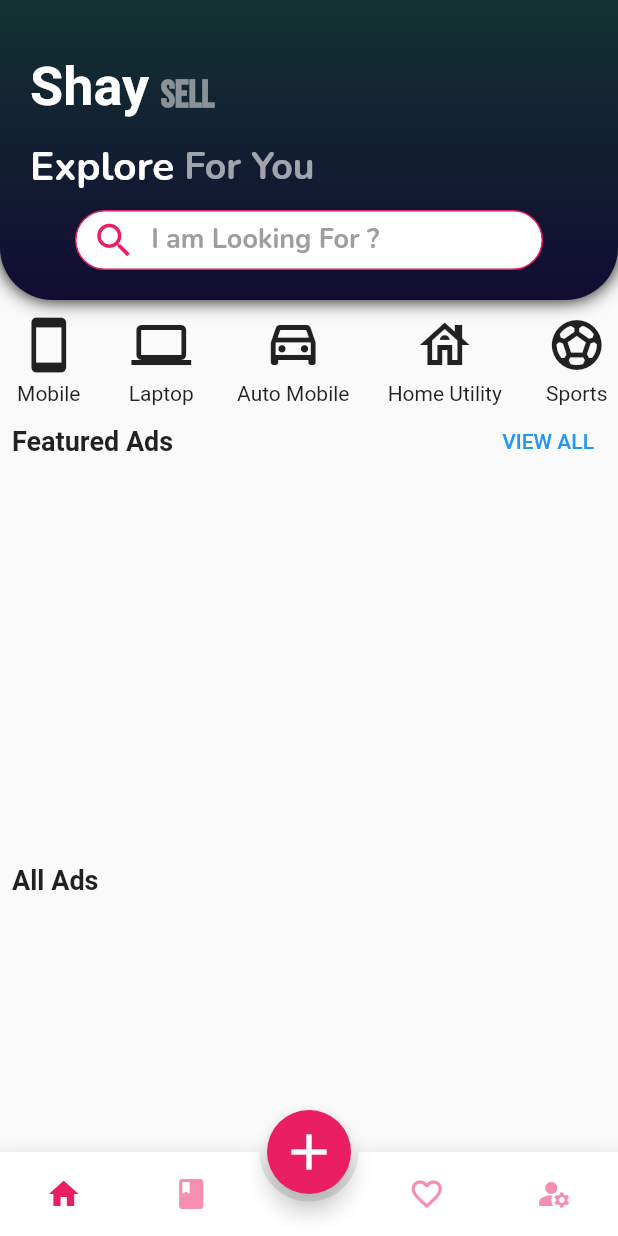
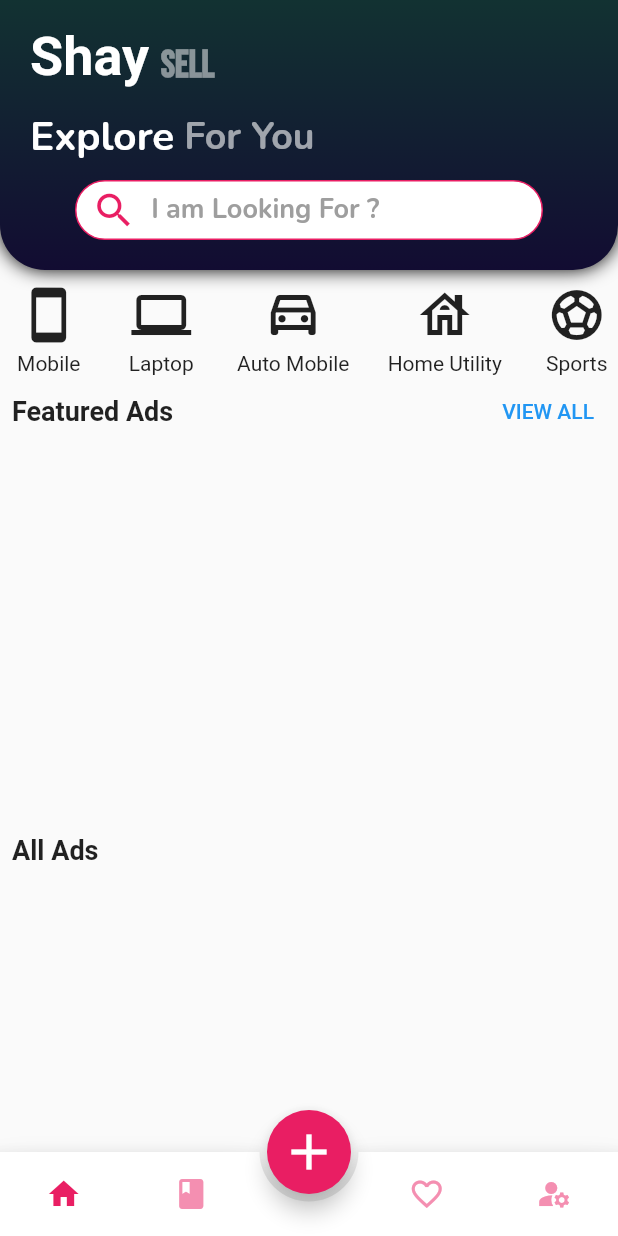
Before and after one commit to alirizwansaeed/shay, a Flutter app: the screen it shows after launch, after a tap on "Buy And Sell", on a phone screen of 412 x 824 dp. Run offline on Flutter 3.47's test engine with Material 2 defaults, Android fonts, the light colour scheme and no system bars; drawn by our look-alikes of animated_bottom_navigation_bar, animated_text_kit; our stand-ins replace cached_network_image, cloud_firestore, firebase_auth, firebase_core, firebase_storage, flutter_form_builder and 6 more; missing offline and left inert: flutter_facebook_auth, sendgrid_mailer; accounts and stored records are empty; statements that could not run were skipped.

Commit message:
fix keyboard issue

```diff
--- a/lib/presentation/pages/home/home_page.dart
+++ b/lib/presentation/pages/home/home_page.dart
@@ -4,31 +4,21 @@ import 'package:shay/presentation/pages/home/widgets/mobile/mobile_home.dart';
 import 'package:shay/utils/utils.dart';
 import 'package:get/get.dart';
 
-class HomePage extends StatefulWidget {
+import '../pages.dart';
+
+// ignore: must_be_immutable
+class HomePage extends StatelessWidget {
   static const routeName = 'home';
 
-  @override
-  _HomePageState createState() => _HomePageState();
-}
-
-class _HomePageState extends State<HomePage> {
   final _pagecontroller = PageController();
   var bottomBarIndex = 0.obs;
 
   @override
-  void initState() {
-    _pagecontroller.addListener(() {
-      if (_pagecontroller.page == 2||_pagecontroller.page==1) {
+  Widget build(BuildContext context) {
+    print('ali');
+    return
 
-
-      }
-    });
-    super.initState();
-  }
-
-  @override
-  Widget build(BuildContext context) {
-    return screenType(context,
+     screenType(context,
         mobile: MobileHome(
           pageController: _pagecontroller,
           bottombarIndex: bottomBarIndex,
--- a/lib/presentation/pages/home/widgets/mobile/mobile_home.dart
+++ b/lib/presentation/pages/home/widgets/mobile/mobile_home.dart
@@ -33,21 +33,15 @@ class MobileHome extends StatelessWidget {
   }
 
   Widget _mobilehome() {
-    return Obx(
-      () => PageView(
+    return PageView(
       physics: NeverScrollableScrollPhysics(),
       controller: pageController,
       children: [
         HomePageView(),
-          _authenticationController.currentUserState == null
-              ? LoginPage()
-              : MyAdsPageView(),
-          _authenticationController.currentUserState == null
-              ? LoginPage()
-              : LikedAdsPageView(),
+        MyAdsPageView(),
+        LikedAdsPageView(),
         MobileUserAccount()
       ],
-      ),
     );
   }
 
--- a/lib/presentation/pages/home/widgets/mobile/pages/home_page_view/home_page_view.dart
+++ b/lib/presentation/pages/home/widgets/mobile/pages/home_page_view/home_page_view.dart
@@ -23,14 +23,14 @@ class HomePageView extends StatelessWidget {
         crossAxisAlignment: CrossAxisAlignment.start,
         children: [
           Container(
-            height: Get.mediaQuery.padding.top + 200,
+            height: MediaQuery.of(context).padding.top + 180,
             alignment: Alignment.center,
             padding: EdgeInsets.symmetric(horizontal: 20),
             decoration: BoxDecoration(
               boxShadow: [BoxShadow(blurRadius: 10)],
               borderRadius: BorderRadius.only(
-                  bottomLeft: Radius.circular(35),
-                  bottomRight: Radius.circular(35)),
+                  bottomLeft: Radius.circular(30),
+                  bottomRight: Radius.circular(30)),
               gradient: LinearGradient(
                 begin: Alignment.topCenter,
                 end: Alignment.bottomCenter,
```
Lines whose indentation alone changed are shown as unchanged.
